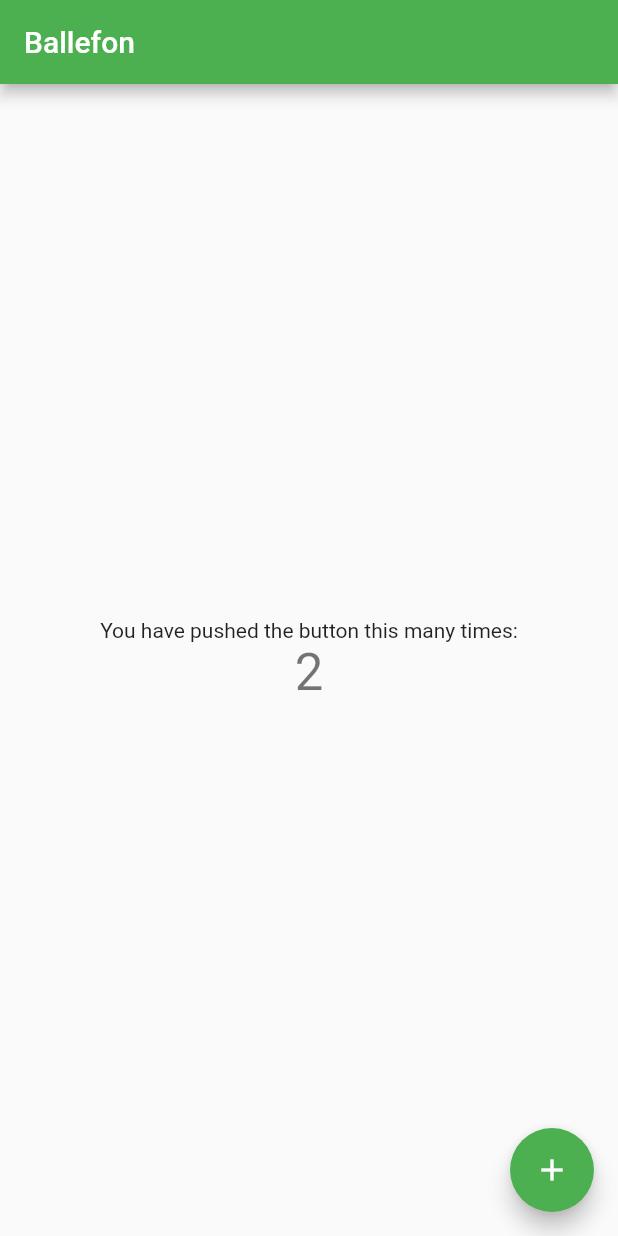
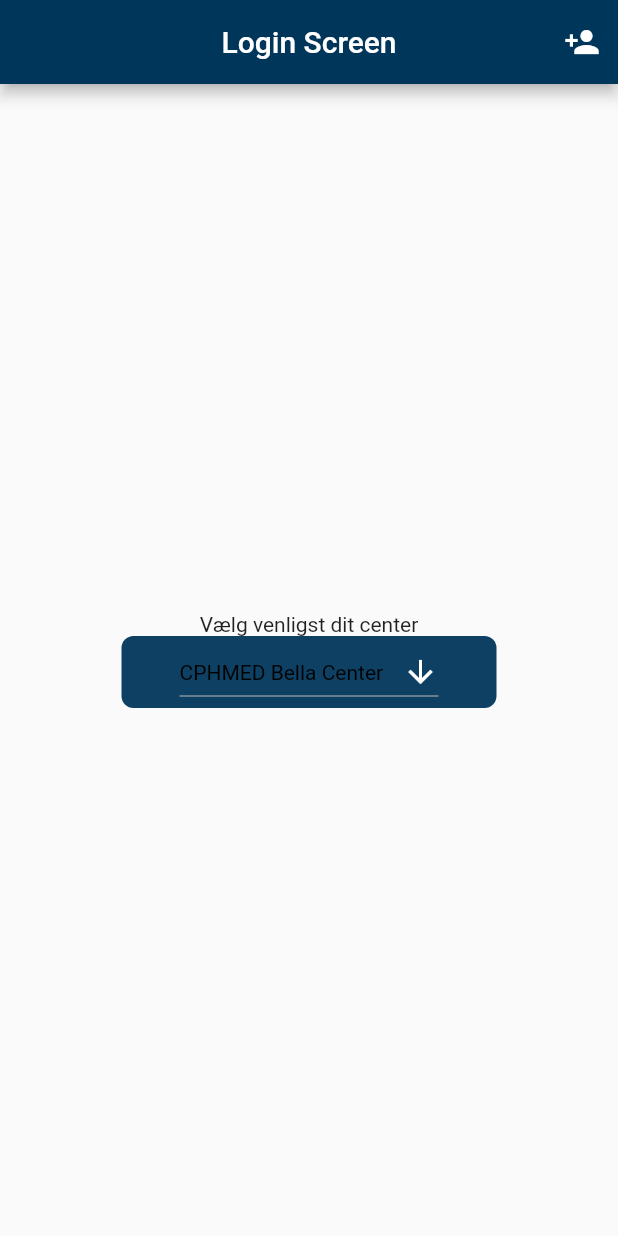
Before and after one commit to ITCphmed/Ballefonen, a Flutter app: the screen it shows after launch, on a phone screen of 412 x 824 dp. Run offline on Flutter 3.47's test engine with Material 2 defaults, Android fonts, the phone set to English and light mode, and no system bars; missing offline and left inert: passcode_screen.

Commit message:
Andys kode
Opdateret main.dart / pubspec

```diff
--- a/ballefon/lib/main.dart
+++ b/ballefon/lib/main.dart
@@ -1,113 +1,304 @@
+library passcode_screen;
+
+import 'dart:async';
 import 'package:flutter/material.dart';
+import 'package:passcode_screen/circle.dart';
+import 'package:passcode_screen/keyboard.dart';
+import 'package:passcode_screen/passcode_screen.dart';
 
-void main() {
-  runApp(MyApp());
-}
+void main() => runApp(MyApp());
 
 class MyApp extends StatelessWidget {
   // This widget is the root of your application.
   @override
   Widget build(BuildContext context) {
     return MaterialApp(
-      title: 'Flutter Demo',
+      title: 'Login Screen',
       theme: ThemeData(
-        // This is the theme of your application.
-        //
-        // Try running your application with "flutter run". You'll see the
-        // application has a blue toolbar. Then, without quitting the app, try
-        // changing the primarySwatch below to Colors.green and then invoke
-        // "hot reload" (press "r" in the console where you ran "flutter run",
-        // or simply save your changes to "hot reload" in a Flutter IDE).
-        // Notice that the counter didn't reset back to zero; the application
-        // is not restarted.
-        primarySwatch: Colors.green,
+        primaryColor: Color.fromRGBO(0, 54, 90, 1),
+        primarySwatch: Colors.blue,
+        buttonColor: Colors.white,
       ),
-      home: MyHomePage(title: 'Ballefon'),
+      home: ExampleHomePage(title: 'Login Screen'),
+      initialRoute: '/',
+      routes: {
+        '/ChatScreen': (context) => ChatScreen(),
+        '/OverviewScreen': (context) => OverviewScreen(),
+        '/CenterConfirmButton': (context) => CenterConfirmButton(),
+      },
     );
   }
 }
 
-class MyHomePage extends StatefulWidget {
-  MyHomePage({Key? key, required this.title}) : super(key: key);
+const storedPasscode = '123456';
 
-  // This widget is the home page of your application. It is stateful, meaning
-  // that it has a State object (defined below) that contains fields that affect
-  // how it looks.
-
-  // This class is the configuration for the state. It holds the values (in this
-  // case the title) provided by the parent (in this case the App widget) and
-  // used by the build method of the State. Fields in a Widget subclass are
-  // always marked "final".
-
+class ExampleHomePage extends StatefulWidget {
+  ExampleHomePage({Key? key, required this.title}) : super(key: key);
   final String title;
 
   @override
-  _MyHomePageState createState() => _MyHomePageState();
+  State<StatefulWidget> createState() => _ExampleHomePageState();
 }
 
-class _MyHomePageState extends State<MyHomePage> {
-  int _counter = 2;
+class _ExampleHomePageState extends State<ExampleHomePage> {
+  final StreamController<bool> _verificationNotifier =
+      StreamController<bool>.broadcast();
 
-  void _incrementCounter() {
-    setState(() {
-      // This call to setState tells the Flutter framework that something has
-      // changed in this State, which causes it to rerun the build method below
-      // so that the display can reflect the updated values. If we changed
-      // _counter without calling setState(), then the build method would not be
-      // called again, and so nothing would appear to happen.
-      _counter++;
-    });
-  }
+  bool isAuthenticated = false;
 
   @override
   Widget build(BuildContext context) {
-    // This method is rerun every time setState is called, for instance as done
-    // by the _incrementCounter method above.
-    //
-    // The Flutter framework has been optimized to make rerunning build methods
-    // fast, so that you can just rebuild anything that needs updating rather
-    // than having to individually change instances of widgets.
     return Scaffold(
       appBar: AppBar(
-        // Here we take the value from the MyHomePage object that was created by
-        // the App.build method, and use it to set our appbar title.
+        centerTitle: true,
         title: Text(widget.title),
+        actions: <Widget>[_defaultLockScreenButton(context)],
       ),
       body: Center(
-        // Center is a layout widget. It takes a single child and positions it
-        // in the middle of the parent.
         child: Column(
-          // Column is also a layout widget. It takes a list of children and
-          // arranges them vertically. By default, it sizes itself to fit its
-          // children horizontally, and tries to be as tall as its parent.
-          //
-          // Invoke "debug painting" (press "p" in the console, choose the
-          // "Toggle Debug Paint" action from the Flutter Inspector in Android
-          // Studio, or the "Toggle Debug Paint" command in Visual Studio Code)
-          // to see the wireframe for each widget.
-          //
-          // Column has various properties to control how it sizes itself and
-          // how it positions its children. Here we use mainAxisAlignment to
-          // center the children vertically; the main axis here is the vertical
-          // axis because Columns are vertical (the cross axis would be
-          // horizontal).
           mainAxisAlignment: MainAxisAlignment.center,
           children: <Widget>[
-            Text(
-              'You have pushed the button this many times:',
-            ),
-            Text(
-              '$_counter',
-              style: Theme.of(context).textTheme.headline4,
+            Text("Vælg venligst dit center"),
+            Container(
+              width: 250,
+              decoration: BoxDecoration(
+                shape: BoxShape.rectangle,
+                borderRadius: BorderRadius.all(
+                  Radius.circular(8),
+                ),
+                color: Color.fromRGBO(0, 54, 90, 0.95),
+              ),
+              child: Align(
+                alignment: Alignment.center,
+                child: _centreChooser(context),
+              ),
             ),
           ],
         ),
       ),
-      floatingActionButton: FloatingActionButton(
-        onPressed: _incrementCounter,
-        tooltip: 'Increment',
-        child: Icon(Icons.add),
-      ), // This trailing comma makes auto-formatting nicer for build methods.
+    );
+  }
+
+  _defaultLockScreenButton(BuildContext context) => IconButton(
+        icon: Icon(Icons.person_add),
+        color: Theme.of(context).buttonColor,
+        onPressed: () {
+          _showLockScreen(
+            context,
+            opaque: false,
+            cancelButton: Text(
+              'Cancel',
+              style: const TextStyle(fontSize: 16, color: Colors.white),
+              semanticsLabel: 'Cancel',
+            ),
+          );
+        },
+      );
+
+  String centres = "CPHMED Bella Center";
+
+  _centreChooser(BuildContext context) => DropdownButton<String>(
+        value: centres,
+        icon: const Icon(Icons.arrow_downward, color: Colors.white),
+        iconSize: 24,
+        elevation: 16,
+        style: const TextStyle(color: Colors.black),
+        onChanged: (String? newValue) {
+          setState(() {
+            centres = newValue!;
+          });
+          Navigator.pushNamed(context, '/CenterConfirmButton');
+        },
+        items: <String>[
+          'CPHMED Bella Center',
+          'CPHMED Ballerup',
+          'CPHMED Ørestad',
+          'CPHMED Hellerup',
+          'CPHMED Herlev',
+          'CPHMED Lyngby',
+          'CPHMED Parken',
+          'CPHMED Forum',
+          'CPHMED Skibby',
+          'CPHMED Frederikssund',
+          'CPHMED Frederiksværk',
+        ].map<DropdownMenuItem<String>>((String value) {
+          return DropdownMenuItem<String>(
+            value: value,
+            child: Text(value),
+          );
+        }).toList(),
+      );
+
+  _showLockScreen(
+    BuildContext context, {
+    required bool opaque,
+    CircleUIConfig? circleUIConfig,
+    KeyboardUIConfig? keyboardUIConfig,
+    required Widget cancelButton,
+    List<String>? digits,
+  }) {
+    Navigator.push(
+        context,
+        PageRouteBuilder(
+          opaque: opaque,
+          pageBuilder: (context, animation, secondaryAnimation) =>
+              PasscodeScreen(
+            title: Text(
+              'Enter App Passcode',
+              textAlign: TextAlign.center,
+              style: TextStyle(color: Colors.white, fontSize: 28),
+            ),
+            circleUIConfig: circleUIConfig,
+            keyboardUIConfig: keyboardUIConfig,
+            passwordEnteredCallback: _onPasscodeEntered,
+            cancelButton: cancelButton,
+            deleteButton: Text(
+              'Delete',
+              style: const TextStyle(fontSize: 16, color: Colors.white),
+              semanticsLabel: 'Delete',
+            ),
+            shouldTriggerVerification: _verificationNotifier.stream,
+            backgroundColor: Colors.black.withOpacity(0.8),
+            cancelCallback: _onPasscodeCancelled,
+            digits: digits,
+            passwordDigits: 6,
+            bottomWidget: _buildPasscodeRestoreButton(),
+            isValidCallback: _loginButton,
+          ),
+        ));
+  }
+
+  _onPasscodeEntered(String enteredPasscode) {
+    bool isValid = storedPasscode == enteredPasscode;
+    _verificationNotifier.add(isValid);
+    if (isValid) {
+      setState(() {
+        this.isAuthenticated = isValid;
+      });
+    }
+  }
+
+  _onPasscodeCancelled() {
+    Navigator.maybePop(context);
+  }
+
+/*   @override
+  void dispose() {
+    _verificationNotifier.close();
+    super.dispose();
+  } */
+
+  _buildPasscodeRestoreButton() => Align(
+        alignment: Alignment.bottomCenter,
+        child: Container(
+          margin: const EdgeInsets.only(bottom: 10.0, top: 20.0),
+          child: TextButton(
+            child: Text(
+              "Log ind",
+              textAlign: TextAlign.center,
+              style: const TextStyle(
+                  fontSize: 16,
+                  color: Colors.white,
+                  fontWeight: FontWeight.w300),
+            ),
+            onPressed: _loginButton,
+            // splashColor: Colors.white.withOpacity(0.4),
+            // highlightColor: Colors.white.withOpacity(0.2),
+            // ),
+          ),
+        ),
+      );
+
+  _loginButton() {
+    if (isAuthenticated) {
+      Navigator.pushReplacement(
+        context,
+        MaterialPageRoute(builder: (context) => ChatScreen()),
+      );
+    }
+/*       _showRestoreDialog(() {
+        Navigator.maybePop(context); */
+    //TOdO: Clear your stored passcode here);
+  }
+}
+
+class CenterConfirmButton extends StatelessWidget {
+  @override
+  Widget build(BuildContext context) {
+    return AlertDialog(
+      backgroundColor: Colors.white,
+      title: Text("Hol' up!"),
+      content: Text("Is this your centre?"),
+      actions: [
+        TextButton(
+          onPressed: () {
+            Navigator.pushReplacementNamed(context, '/ChatScreen');
+          },
+          child: Container(
+            child: Text("Yes"),
+          ),
+        ),
+        TextButton(
+          onPressed: () {
+            Navigator.pop(context);
+          },
+          child: Container(
+            child: Text("Nope"),
+          ),
+        )
+      ],
     );
   }
 }
+
+class ChatScreen extends StatelessWidget {
+  @override
+  Widget build(BuildContext context) {
+    return Scaffold(
+      appBar: AppBar(
+        centerTitle: true,
+        title: Text("Chat Screen"),
+        leading: IconButton(
+          onPressed: () {
+            Navigator.of(context).popAndPushNamed('/OverviewScreen');
+          },
+          icon: Icon(
+            Icons.arrow_back,
+            color: Colors.white,
+          ),
+        ),
+      ),
+      floatingActionButton: FloatingActionButton(
+        onPressed: null,
+        backgroundColor: Color.fromRGBO(0, 54, 90, 1),
+        child: Icon(Icons.question_answer_sharp),
+      ),
+    );
+  }
+}
+
+class OverviewScreen extends StatelessWidget {
+  @override
+  Widget build(BuildContext context) {
+    return Scaffold(
+      appBar: AppBar(
+        centerTitle: true,
+        title: Text("Overview Screen"),
+        leading: IconButton(
+          onPressed: () {
+            Navigator.of(context).popAndPushNamed('/ChatScreen');
+          },
+          icon: Icon(
+            Icons.arrow_back,
+            color: Colors.white,
+          ),
+        ),
+      ),
+      floatingActionButton: FloatingActionButton(
+        onPressed: null,
+        backgroundColor: Color.fromRGBO(0, 54, 90, 1),
+        child: Icon(Icons.question_answer_sharp),
+      ),
+    );
+  }
+}
--- a/ballefon/pubspec.yaml
+++ b/ballefon/pubspec.yaml
@@ -30,6 +30,7 @@
   flutter_svg: ^0.17.4
 
 dev_dependencies:
+  passcode_screen:
   flutter_test:
     sdk: flutter
 
```
Also changed, not shown: ballefon/pubspec.lock.
